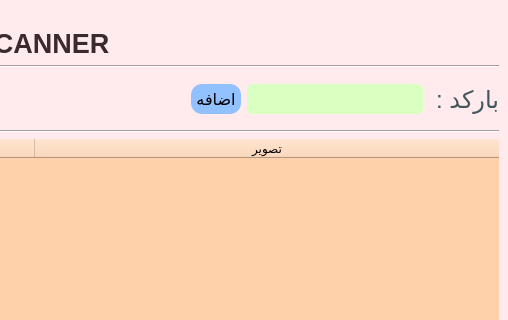
The window that main.ui (AmirNikravan/Barcode) describes before a commit, drawn with Qt 5; both pictures show x 96 to 604 and y 0 to 320 of the 604 by 548 pixel window.
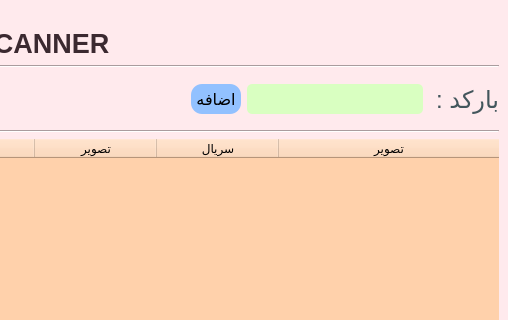
The same window after the commit.

Commit message: add two columns and set their widths

```diff
--- a/main.ui
+++ b/main.ui
@@ -182,6 +182,16 @@
         <string>تصویر</string>
        </property>
       </column>
+      <column>
+       <property name="text">
+        <string>سریال</string>
+       </property>
+      </column>
+      <column>
+       <property name="text">
+        <string>تصویر</string>
+       </property>
+      </column>
      </widget>
     </item>
     <item>
```
Left out of the diff: 8 changed lines with no effect on the pictures. The commit also changes 3 other files.
